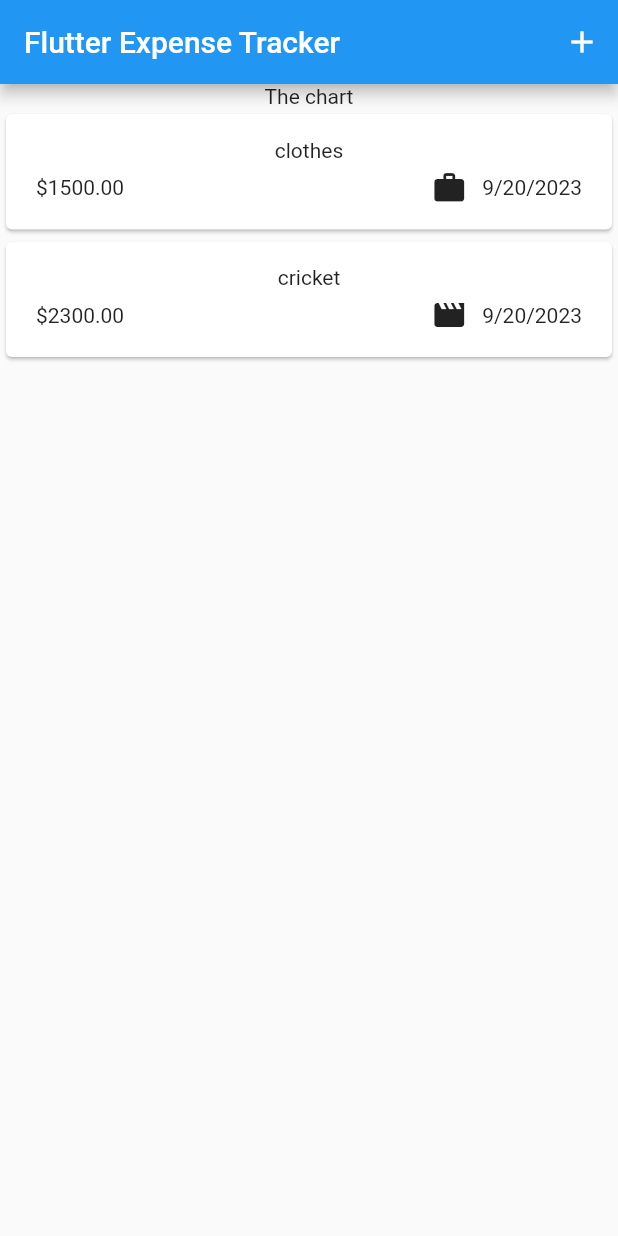
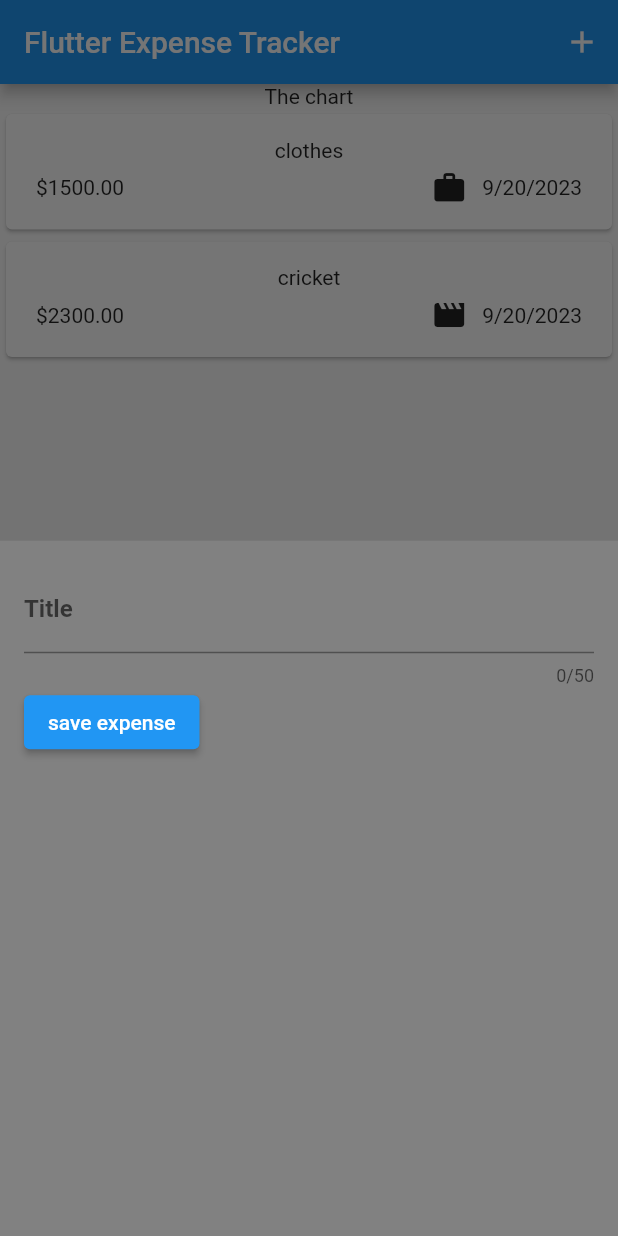
Before and after one commit to 8055vineet/ExpenseTracker, a Flutter app: the screen it shows after launch, after a tap on the "add" icon, on a phone screen of 412 x 824 dp. Run offline on Flutter 3.47's test engine with Material 2 defaults, Android fonts, the phone set to English and light mode, and no system bars.

Commit message:
adding text field properties and taking input

```diff
--- a/lib/widgets/expenses.dart
+++ b/lib/widgets/expenses.dart
@@ -1,6 +1,8 @@
 import 'package:expensetracker/models/expense.dart';
+import 'package:expensetracker/widgets/new_expense.dart';
 import 'package:flutter/material.dart';
 import 'package:expensetracker/widgets/expenses_list/expenses_list.dart';
+import 'package:expensetracker/widgets/new_expense.dart';
 
 class Expenses extends StatefulWidget {
   const Expenses({super.key});
@@ -23,8 +25,8 @@ class _ExpensesState extends State<Expenses> {
         category: Category.leisure),
   ];
 void _openAddExpenseOverLay(){
-  showBottomSheet(context: context, builder: (ctx){return SizedBox(height: 100,);})
-  ;
+  showModalBottomSheet(backgroundColor: Colors.white10 ,context: context, builder: (ctx){
+    return  const NewExpense();});
 }
   @override
   Widget build(context) {
--- /dev/null
+++ b/lib/widgets/new_expense.dart
@@ -0,0 +1,43 @@
+import 'package:flutter/material.dart';
+
+class NewExpense extends StatefulWidget {
+  const NewExpense({super.key});
+
+
+  @override
+  State<NewExpense> createState() => _NewExpenseState();
+}
+
+
+class _NewExpenseState extends State<NewExpense> {
+  var _enteredTitle = '';
+
+  void _saveTitleInput(String input) {
+    _enteredTitle = input;
+  }
+
+  @override
+  Widget build(context) {
+    return  Padding(
+      padding: EdgeInsets.all(16),
+      child: Column(
+        children: [
+          TextField(onChanged: _saveTitleInput,
+            maxLength: 50,
+            decoration: const InputDecoration(
+                label: Text(
+                  "Title",
+                  style: TextStyle(fontWeight: FontWeight.bold),
+                )),
+          ),
+          Row(children: [
+            ElevatedButton(onPressed: () {
+              print(_enteredTitle);
+
+            }, child: const Text('save expense'))
+          ],),
+        ],
+      ),
+    );
+  }
+}
```
